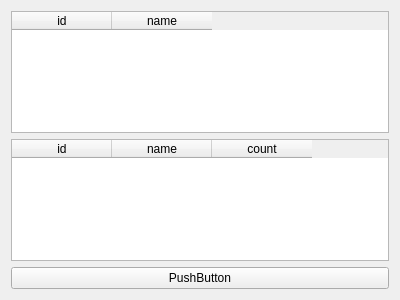
This is nolcrm/WidgetNewImport/WidgetNewImport.ui in mpa-technology/nolcrm as Qt 5 draws it before an edit. The edited form follows.
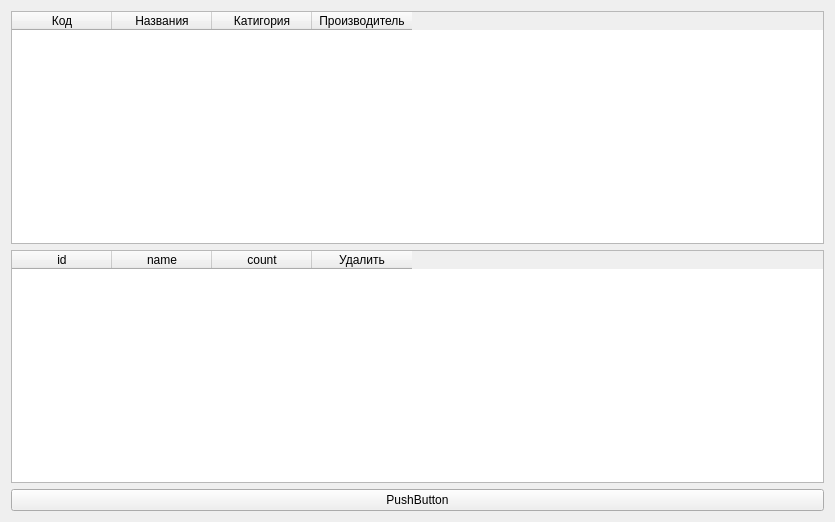
This is the edited form.

Commit message: update gui new import widget

Diff of the .ui file:
```diff
--- a/nolcrm/WidgetNewImport/WidgetNewImport.ui
+++ b/nolcrm/WidgetNewImport/WidgetNewImport.ui
@@ -6,8 +6,8 @@
    <rect>
     <x>0</x>
     <y>0</y>
-    <width>400</width>
-    <height>300</height>
+    <width>835</width>
+    <height>522</height>
    </rect>
   </property>
   <property name="windowTitle">
@@ -18,12 +18,22 @@
     <widget class="QTableWidget" name="tableWidget">
      <column>
       <property name="text">
-       <string>id</string>
+       <string>Код</string>
       </property>
      </column>
      <column>
       <property name="text">
-       <string>name</string>
+       <string>Названия</string>
+      </property>
+     </column>
+     <column>
+      <property name="text">
+       <string>Катигория</string>
+      </property>
+     </column>
+     <column>
+      <property name="text">
+       <string>Производитель</string>
       </property>
      </column>
     </widget>
@@ -45,6 +55,11 @@
        <string>count</string>
       </property>
      </column>
+     <column>
+      <property name="text">
+       <string>Удалить</string>
+      </property>
+     </column>
     </widget>
    </item>
    <item>
```
Left out of the diff: 6 changed lines with no effect on the pictures. The commit also changes 2 other files.
